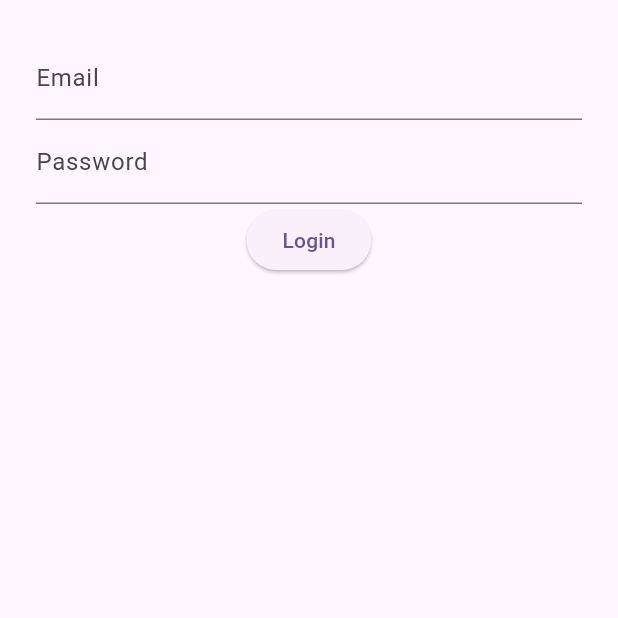
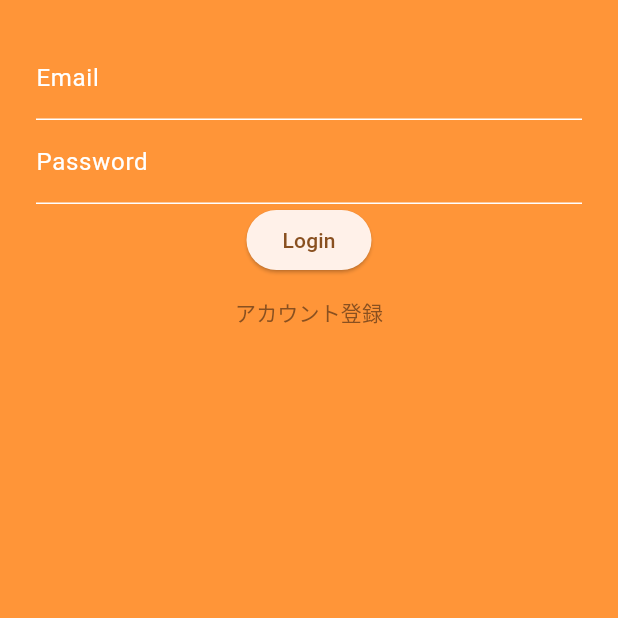
Before and after one commit to ctrl-Yc/CandyWorksFrontend, a Flutter app: the screen it shows after launch, on a phone screen of 412 x 824 dp, the top half of it. Run offline on Flutter 3.47's test engine with Material 3 defaults, Android fonts, the phone set to English and light mode, and no system bars; our stand-ins replace flutter_riverpod, go_router, google_fonts.

Commit message:
feat: 新規登録画面実装

```diff
--- /dev/null
+++ b/cookup/lib/core/router/app_router.dart
@@ -0,0 +1,18 @@
+import 'package:go_router/go_router.dart';
+import 'package:flutter_riverpod/flutter_riverpod.dart';
+import 'package:cookup/features/auth/pages/login_page.dart';
+import 'package:cookup/features/auth/pages/register_page.dart';
+import 'package:cookup/features/home/pages/home_page.dart';
+final routerProvider = Provider<GoRouter>((ref) {
+  return GoRouter(
+    initialLocation: '/login',
+    routes: [
+      GoRoute(path: '/login', builder: (context, state) => const LoginPage()),
+      GoRoute(
+        path: '/register',
+        builder: (context, state) => const RegisterPage(),
+      ),
+      GoRoute(path: '/home', builder: (context, state) => const HomePage()),
+    ],
+  );
+});
--- /dev/null
+++ b/cookup/lib/core/theme/app_theme.dart
@@ -0,0 +1,19 @@
+import 'package:flutter/material.dart';
+import 'package:google_fonts/google_fonts.dart';
+
+class AppTheme {
+  static ThemeData light = ThemeData(
+    colorSchemeSeed: const Color(0xFFFF9538),
+    useMaterial3: true,
+    textTheme: GoogleFonts.mPlusRounded1cTextTheme(),
+    inputDecorationTheme: InputDecorationTheme(
+      labelStyle: TextStyle(color: Colors.white),
+      enabledBorder: UnderlineInputBorder(
+        borderSide: BorderSide(color: Colors.white),
+      ),
+      focusedBorder: UnderlineInputBorder(
+        borderSide: BorderSide(color: Colors.white),
+      ),
+    ),
+  );
+}
--- a/cookup/lib/features/auth/presentation/pages/login_page.dart
+++ b/cookup/lib/features/auth/pages/login_page.dart
@@ -1,4 +1,5 @@
 import 'package:flutter/material.dart';
+import 'package:go_router/go_router.dart';
 
 class LoginPage extends StatefulWidget {
   const LoginPage({super.key});
@@ -31,11 +32,13 @@ class _LoginPageState extends State<LoginPage> {
     await Future.delayed(const Duration(seconds: 1));
 
     setState(() => loading = false);
+    context.go('/home');
   }
 
   @override
   Widget build(BuildContext context) {
     return Scaffold(
+      backgroundColor: const Color(0xFFFF9538),
       body: SafeArea(
         child: Padding(
           padding: const EdgeInsets.all(24),
@@ -53,6 +56,12 @@ class _LoginPageState extends State<LoginPage> {
                 onPressed: _handleLogin,
                 child: const Text('Login'),
               ),
+              TextButton(
+                onPressed: () {
+                  context.push('/register');
+                },
+                child: const Text('アカウント登録'),
+              ),
             ],
           ),
         ),
--- a/cookup/lib/main.dart
+++ b/cookup/lib/main.dart
@@ -1,22 +1,22 @@
 import 'package:flutter/material.dart';
-import 'features/auth/presentation/pages/login_page.dart';
+import 'core/router/app_router.dart';
+import 'core/theme/app_theme.dart';
+import 'package:flutter_riverpod/flutter_riverpod.dart';
 
 void main() {
-  runApp(const MyApp());
+  runApp(const ProviderScope(child: MyApp()));
 }
 
-class MyApp extends StatelessWidget {
+class MyApp extends ConsumerWidget {
   const MyApp({super.key});
 
-  // This widget is the root of your application.
   @override
-  Widget build(BuildContext context) {
-    return MaterialApp(
-      title: 'Flutter Demo',
-      theme: ThemeData(
-        colorScheme: ColorScheme.fromSeed(seedColor: Colors.deepPurple),
-      ),
-      home: const LoginPage(),
+  Widget build(BuildContext context, WidgetRef ref) {
+    final router = ref.watch(routerProvider);
+    return MaterialApp.router(
+      routerConfig: router,
+      theme: AppTheme.light,
+      debugShowCheckedModeBanner: false,
     );
   }
 }
@@ -40,39 +40,13 @@ class _MyHomePageState extends State<MyHomePage> {
 
   @override
   Widget build(BuildContext context) {
-    // This method is rerun every time setState is called, for instance as done
-    // by the _incrementCounter method above.
-    //
-    // The Flutter framework has been optimized to make rerunning build methods
-    // fast, so that you can just rebuild anything that needs updating rather
-    // than having to individually change instances of widgets.
     return Scaffold(
       appBar: AppBar(
-        // TRY THIS: Try changing the color here to a specific color (to
-        // Colors.amber, perhaps?) and trigger a hot reload to see the AppBar
-        // change color while the other colors stay the same.
         backgroundColor: Theme.of(context).colorScheme.inversePrimary,
-        // Here we take the value from the MyHomePage object that was created by
-        // the App.build method, and use it to set our appbar title.
         title: Text(widget.title),
       ),
       body: Center(
-        // Center is a layout widget. It takes a single child and positions it
-        // in the middle of the parent.
         child: Column(
-          // Column is also a layout widget. It takes a list of children and
-          // arranges them vertically. By default, it sizes itself to fit its
-          // children horizontally, and tries to be as tall as its parent.
-          //
-          // Column has various properties to control how it sizes itself and
-          // how it positions its children. Here we use mainAxisAlignment to
-          // center the children vertically; the main axis here is the vertical
-          // axis because Columns are vertical (the cross axis would be
-          // horizontal).
-          //
-          // TRY THIS: Invoke "debug painting" (choose the "Toggle Debug Paint"
-          // action in the IDE, or press "p" in the console), to see the
-          // wireframe for each widget.
           mainAxisAlignment: MainAxisAlignment.center,
           children: [
             const Text('You have pushed the button this many times:'),
--- a/cookup/pubspec.yaml
+++ b/cookup/pubspec.yaml
@@ -34,6 +34,9 @@ dependencies:
   # The following adds the Cupertino Icons font to your application.
   # Use with the CupertinoIcons class for iOS style icons.
   cupertino_icons: ^1.0.8
+  google_fonts: ^6.3.2
+  go_router: ^17.0.0
+  flutter_riverpod: ^3.0.3
 
 dev_dependencies:
   flutter_test:
```
Also changed, not shown: cookup/lib/features/auth/controllers/auth_controller.dart (added, +33 -0 lines), cookup/lib/features/auth/pages/register_page.dart (added, +121 -0 lines), cookup/lib/features/auth/widgets/button.dart (added, +36 -0 lines), cookup/lib/features/auth/widgets/text_field.dart (added, +27 -0 lines), cookup/lib/features/auth/presentation/infrastructure/auth_api.dart (deleted), cookup/lib/features/auth/presentation/pages/register_page.dart (deleted), cookup/pubspec.lock, 1 other file. Lines whose indentation alone changed are shown as unchanged.
